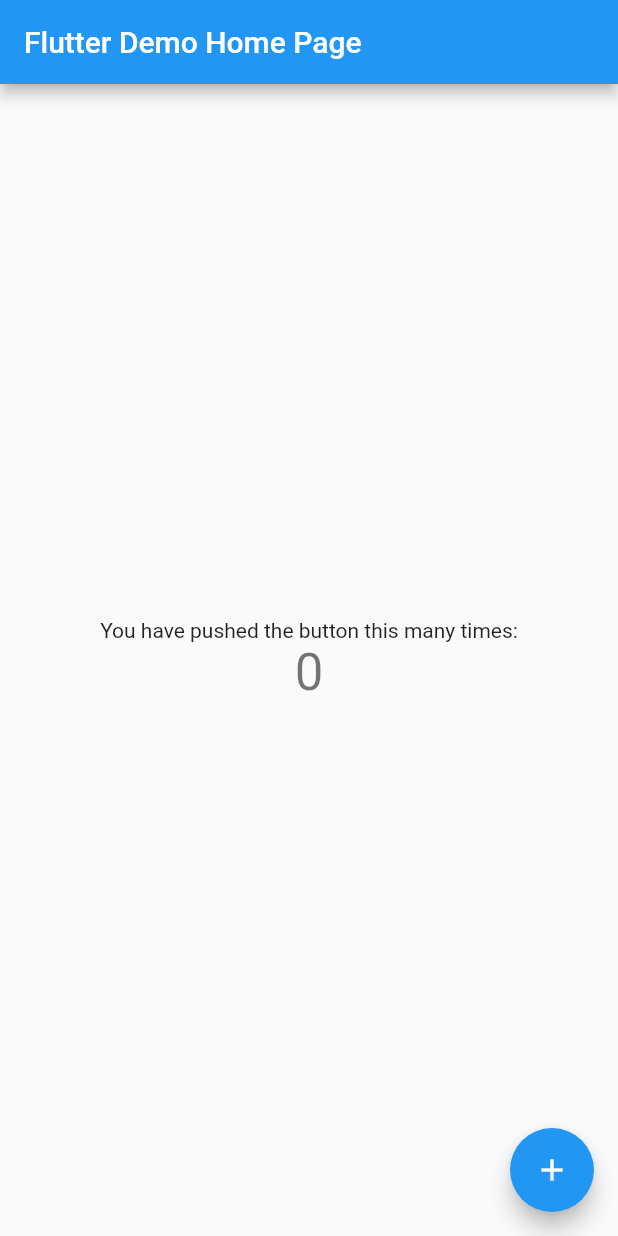
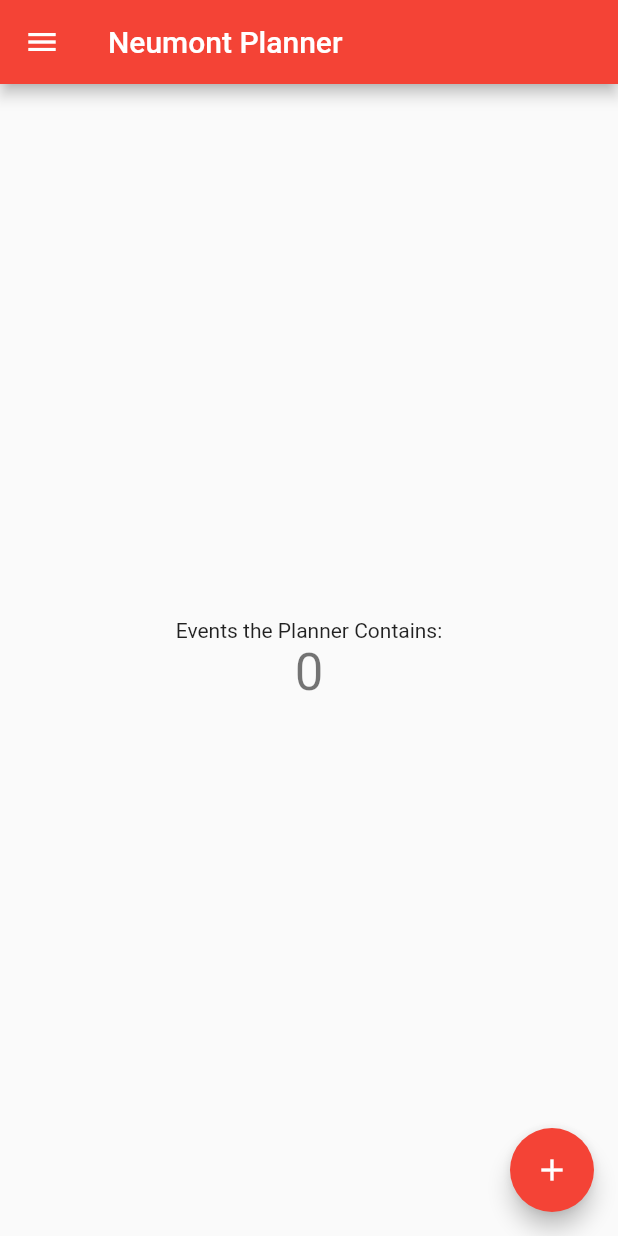
Before and after one commit to Furman950/neumont-planner, a Flutter app: the screen it shows after launch, on a phone screen of 412 x 824 dp. Run offline on Flutter 3.47's test engine with Material 2 defaults, Android fonts, the phone set to English and light mode, and no system bars.

Commit message:
Added Pages, Changed Main Page
Removed:
- Main Page

Added:
+ Main Page
+ Login Page
+ Settings Page

```diff
--- a/lib/main.dart
+++ b/lib/main.dart
@@ -1,4 +1,8 @@
 import 'package:flutter/material.dart';
+
+//Pages
+import 'package:neumont_planner/login.dart';
+import 'package:neumont_planner/settings.dart';
 
 void main() => runApp(MyApp());
 
@@ -7,7 +11,7 @@ class MyApp extends StatelessWidget {
   @override
   Widget build(BuildContext context) {
     return MaterialApp(
-      title: 'Flutter Demo',
+      title: 'Neumont Planner',
       theme: ThemeData(
         // This is the theme of your application.
         //
@@ -18,9 +22,9 @@ class MyApp extends StatelessWidget {
         // or simply save your changes to "hot reload" in a Flutter IDE).
         // Notice that the counter didn't reset back to zero; the application
         // is not restarted.
-        primarySwatch: Colors.blue,
+        primarySwatch: Colors.red,
       ),
-      home: MyHomePage(title: 'Flutter Demo Home Page'),
+      home: MyHomePage(title: 'Neumont Planner'),
     );
   }
 }
@@ -71,6 +75,35 @@ class _MyHomePageState extends State<MyHomePage> {
         // the App.build method, and use it to set our appbar title.
         title: Text(widget.title),
       ),
+      drawer: Drawer(
+        child: ListView(
+          children: <Widget>[
+            new UserAccountsDrawerHeader(
+              accountName: new Text('Developer'),
+              accountEmail: new Text('dev@planner.neumont.edu'),
+              currentAccountPicture: new CircleAvatar(
+                backgroundImage: new NetworkImage('https://www.neumont.edu/cmsimages/neumont_logo.png'),
+              ),
+            ),
+            new ListTile(
+              title: new Text('Settings'),
+              onTap: () {
+                Navigator.push(context, new MaterialPageRoute(
+                  builder: (BuildContext context) => new SettingsPage())
+                );
+              }
+            ),
+            new ListTile(
+              title: new Text('Login'),
+              onTap: () {
+                Navigator.push(context, new MaterialPageRoute(
+                  builder: (BuildContext context) => new LoginPage())
+                );
+              }
+            ),
+          ],
+        ),
+      ),
       body: Center(
         // Center is a layout widget. It takes a single child and positions it
         // in the middle of the parent.
@@ -92,7 +125,7 @@ class _MyHomePageState extends State<MyHomePage> {
           mainAxisAlignment: MainAxisAlignment.center,
           children: <Widget>[
             Text(
-              'You have pushed the button this many times:',
+              'Events the Planner Contains:',
             ),
             Text(
               '$_counter',
@@ -103,7 +136,7 @@ class _MyHomePageState extends State<MyHomePage> {
       ),
       floatingActionButton: FloatingActionButton(
         onPressed: _incrementCounter,
-        tooltip: 'Increment',
+        tooltip: 'Add Event',
         child: Icon(Icons.add),
       ), // This trailing comma makes auto-formatting nicer for build methods.
     );
```
Also changed, not shown: lib/login.dart (added, +35 -0 lines), lib/settings.dart (added, +17 -0 lines).
